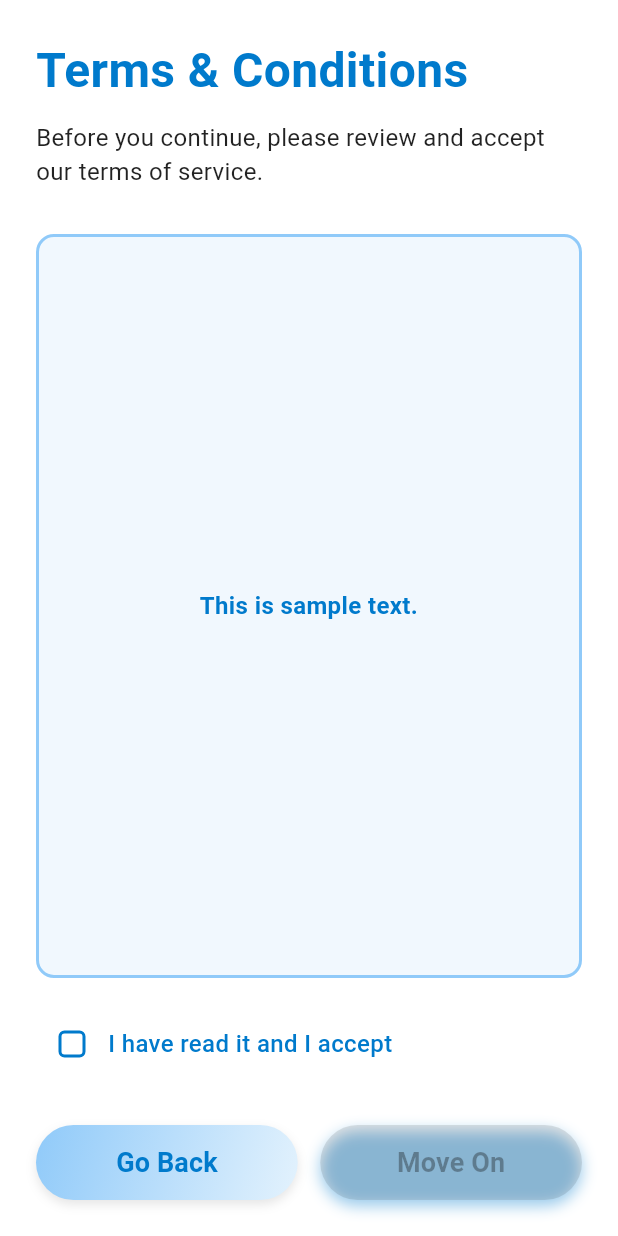
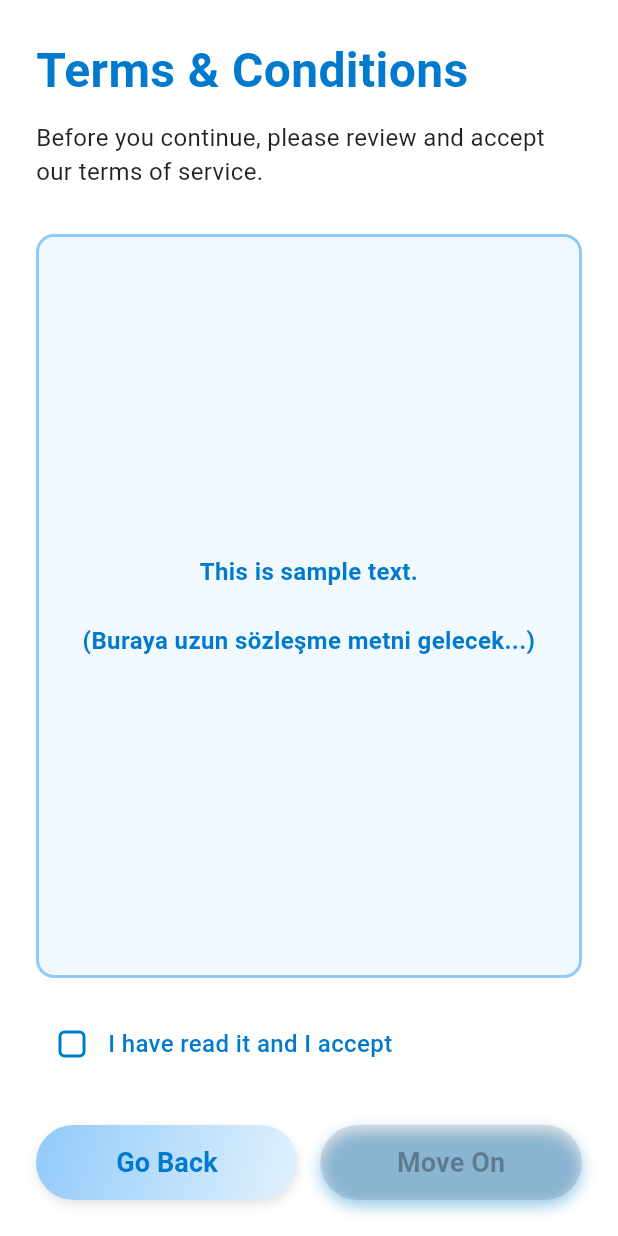
Before and after one commit to OzanMuhcu/SUrate, a Flutter app: the TermsAndConditionsPage screen opened directly, on a phone screen of 412 x 824 dp. Run offline on Flutter 3.47's test engine with Material 3 defaults, Android fonts, the phone set to English and light mode, and no system bars; our stand-ins replace firebase_auth, firebase_core, flutter_rating_bar; accounts and stored records are empty.

Commit message:
Register sonrasi otomatik giris kapatildi, terms sayfasi ve login akisi duzeltildi

```diff
--- a/lib/TermsAndConditionsPage.dart
+++ b/lib/TermsAndConditionsPage.dart
@@ -2,6 +2,7 @@ import 'package:flutter/material.dart';
 import 'welcome_page.dart';
 import 'login_page.dart';
 
+// Renkleri sabit tanımlamışsın, gayet güzel.
 const Color primaryBlue = Color(0xFF007ACC);
 const Color lightBlueAccent = Color(0xFFE3F2FD);
 const Color lightestBlueBorder = Color(0xFF90CAF9);
@@ -50,13 +51,15 @@ class _TermsAndConditionsPageState extends State<TermsAndConditionsPage> {
                     borderRadius: BorderRadius.circular(12),
                   ),
                   child: const Center(
+                    child: SingleChildScrollView( // Metin uzun olursa kaydırmak için
                       child: Text(
-                      'This is sample text.',
+                        'This is sample text.\n\n(Buraya uzun sözleşme metni gelecek...)',
                         textAlign: TextAlign.center,
                         style: TextStyle(
                           fontSize: 16,
                           fontWeight: FontWeight.w600,
                           color: primaryBlue,
+                        ),
                       ),
                     ),
                   ),
@@ -80,13 +83,20 @@ class _TermsAndConditionsPageState extends State<TermsAndConditionsPage> {
                       borderRadius: BorderRadius.circular(4),
                     ),
                   ),
-                  Expanded(
-                    child: Text(
+                  Expanded( // Tıklanabilir alanı genişlettim
+                    child: GestureDetector(
+                      onTap: () {
+                        setState(() {
+                          _isAccepted = !_isAccepted;
+                        });
+                      },
+                      child: const Text(
                         'I have read it and I accept',
                         style: TextStyle(
                           fontSize: 16,
                           color: primaryBlue,
                           fontWeight: FontWeight.w500,
+                        ),
                       ),
                     ),
                   ),
@@ -116,6 +126,7 @@ class _TermsAndConditionsPageState extends State<TermsAndConditionsPage> {
                       ),
                       child: TextButton(
                         onPressed: () {
+                          // Geri giderken her şeyi silip Welcome'a dönmesi doğru
                           Navigator.pushAndRemoveUntil(
                             context,
                             MaterialPageRoute(
@@ -160,7 +171,10 @@ class _TermsAndConditionsPageState extends State<TermsAndConditionsPage> {
                       child: ElevatedButton(
                         onPressed: _isAccepted
                             ? () {
-                                Navigator.push(
+                          /// 🔥 KRİTİK DEĞİŞİKLİK BURADA 🔥
+                          /// push yerine pushReplacement kullanıyoruz.
+                          /// Böylece Terms sayfası kapanıyor, Login sayfası açılıyor.
+                          Navigator.pushReplacement(
                             context,
                             MaterialPageRoute(
                               builder: (_) => const LoginPage(),
```
Also changed, not shown: lib/login_page.dart (+18 -2 lines), lib/signup_page.dart (+25 -15 lines), lib/wrappers/auth_wrapper.dart (+8 -6 lines). Lines whose indentation alone changed are shown as unchanged.
